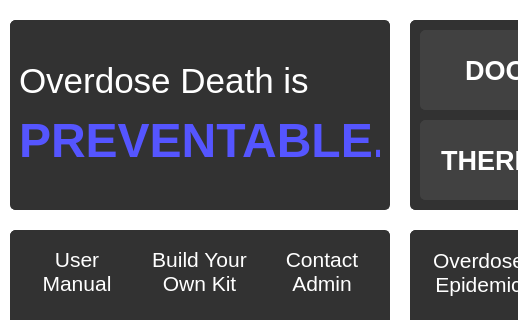
Before: the Qt Designer form oobe_qt/door_close_window.ui in zyl120/Naloxone_Safety_Kit, drawn with Qt 5; both pictures show x 0 to 518 and y 0 to 320 of the 800 by 480 pixel window.
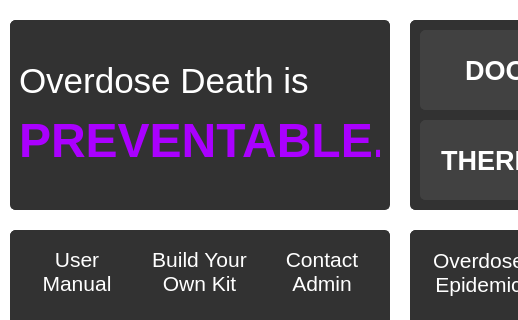
After: the same form once the commit is applied. The open tabs and pages were chosen to show the change.

Commit message: allow gui to be launched separately

```diff
--- a/oobe_qt/door_close_window.ui
+++ b/oobe_qt/door_close_window.ui
@@ -706,7 +706,7 @@
            </font>
           </property>
           <property name="text">
-           <string>&lt;html&gt;&lt;head/&gt;&lt;body&gt;&lt;p&gt;&lt;span style=&quot; color:#ffffff;&quot;&gt;Overdose Death is&lt;/span&gt;&lt;/p&gt;&lt;p&gt;&lt;span style=&quot; font-size:36pt; font-weight:700; color:#5555ff;&quot;&gt;PREVENTABLE.&lt;/span&gt;&lt;/p&gt;&lt;/body&gt;&lt;/html&gt;</string>
+           <string>&lt;html&gt;&lt;head/&gt;&lt;body&gt;&lt;p&gt;&lt;span style=&quot; color:#ffffff;&quot;&gt;Overdose Death is&lt;/span&gt;&lt;/p&gt;&lt;p&gt;&lt;span style=&quot; font-size:36pt; font-weight:700; color:#aa00ff;&quot;&gt;PREVENTABLE.&lt;/span&gt;&lt;/p&gt;&lt;/body&gt;&lt;/html&gt;</string>
           </property>
           <property name="alignment">
            <set>Qt::AlignJustify|Qt::AlignVCenter</set>
```
Left out of the diff: 4 changed lines with no effect on the pictures. The commit also changes 4 other files.
